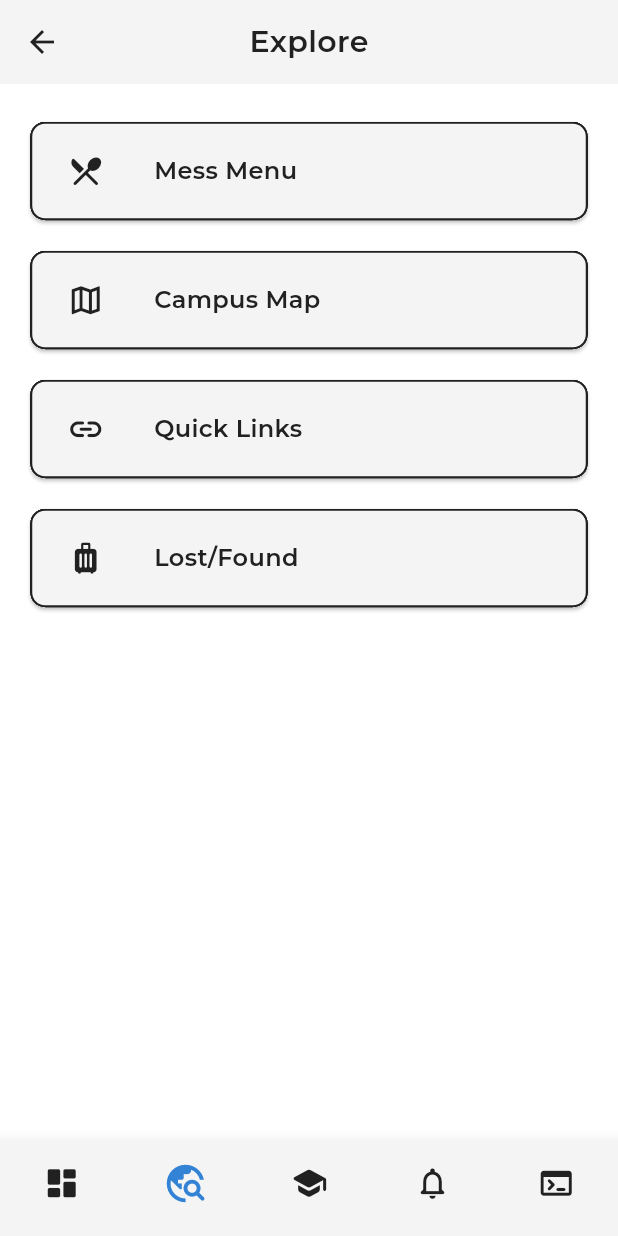
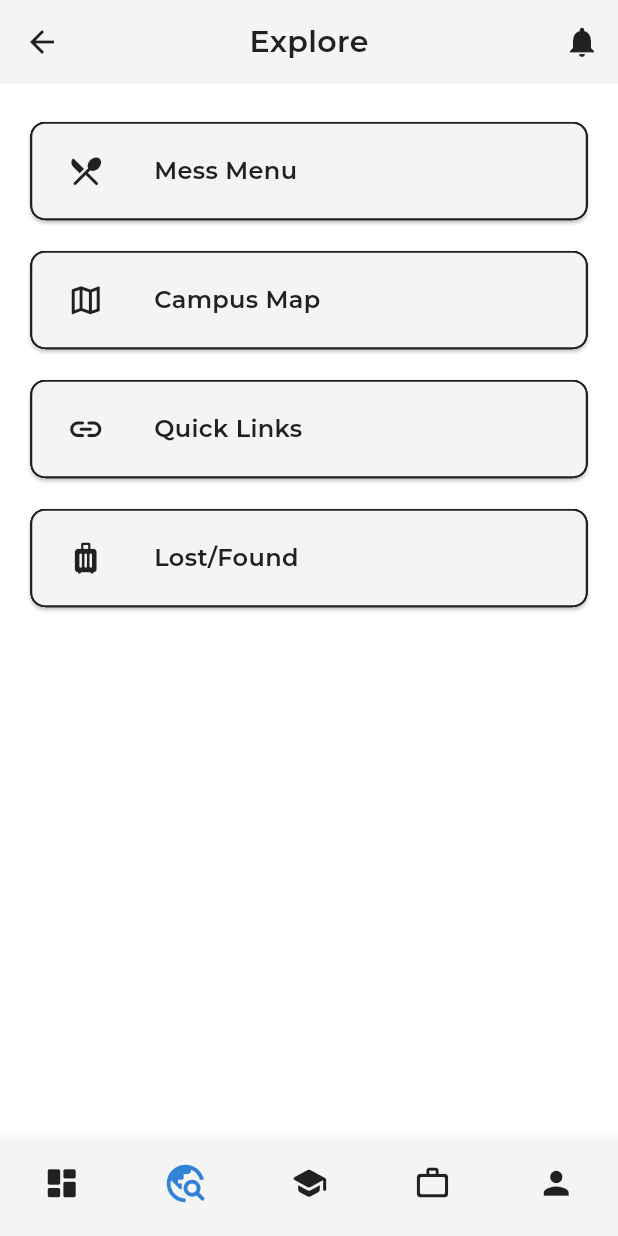
Before and after one commit to harshyadav028/InstituteApp, a Flutter app: the HomePage screen opened directly with empty values, item 2 of the bottom bar chosen, on a phone screen of 412 x 824 dp. Run offline on Flutter 3.47's test engine with Material 3 defaults, Android fonts, the phone set to English and light mode, and no system bars; our stand-ins replace bloc, equatable, flutter_bloc, flutter_dotenv, flutter_secure_storage, fluttertoast and 2 more; missing offline and left inert: mongo_dart, syncfusion_flutter_core, syncfusion_flutter_pdfviewer; accounts and stored records are empty.

Commit message:
Notification icon and Job Portal at nav bar.

```diff
--- a/lib/config/routes/routes_consts.dart
+++ b/lib/config/routes/routes_consts.dart
@@ -8,6 +8,8 @@ class UhlLinkRoutesNames {
   static const String updatePassword = 'update_password';
 
   static const String home = 'home';
+
+  static const String notifications = 'notifications';
 
   // Explore
   static const String messMenuPage = 'mess_menu_page';
--- a/lib/features/home/presentation/pages/home.dart
+++ b/lib/features/home/presentation/pages/home.dart
@@ -2,8 +2,9 @@ import 'package:flutter/material.dart';
 import 'package:uhl_link/features/home/presentation/pages/academics.dart';
 import 'package:uhl_link/features/home/presentation/pages/dashboard.dart';
 import 'package:uhl_link/features/home/presentation/pages/explore.dart';
-import 'package:uhl_link/features/home/presentation/pages/notifications.dart';
+import 'package:uhl_link/features/home/presentation/widgets/notifications.dart';
 import 'package:uhl_link/features/home/presentation/pages/profile.dart';
+import 'package:uhl_link/features/home/presentation/pages/job_portal_page.dart';
 
 class HomePage extends StatefulWidget {
   final bool isGuest;
@@ -21,7 +22,7 @@ class _HomePageState extends State<HomePage> {
     "Dashboard",
     "Explore",
     "Academics",
-    "Notifications",
+    "Job Portal",
     "Profile",
   ];
 
@@ -31,7 +32,8 @@ class _HomePageState extends State<HomePage> {
       Dashboard(isGuest: widget.isGuest),
       Explore(isGuest: widget.isGuest),
       Academics(isGuest: widget.isGuest, user: widget.user),
-      Notifications(isGuest: widget.isGuest),
+      // Notifications(isGuest: widget.isGuest),
+      JobPortalPage(),
       Profile(isGuest: widget.isGuest, user: widget.user),
     ];
     return Scaffold(
@@ -39,6 +41,21 @@ class _HomePageState extends State<HomePage> {
         backgroundColor: Theme.of(context).cardColor,
         title: Text(homePageTitles[currentBottomBarIndex],
             style: Theme.of(context).textTheme.bodyMedium),
+        actions: [
+          IconButton(
+            icon: const Icon(Icons.notifications),
+            onPressed: () {
+              // Navigate to the Notification Page
+              Navigator.push(
+                context,
+                MaterialPageRoute(builder: (context) => Notifications(isGuest: widget.isGuest,)),
+              );
+              // onPressed: () {
+              //   context.go('/notifications'); // Navigate to the notifications page
+              // };
+            },
+          ),
+        ],
         centerTitle: true,
       ),
       resizeToAvoidBottomInset: false,
@@ -62,7 +79,7 @@ class _HomePageState extends State<HomePage> {
           showSelectedLabels: false,
           showUnselectedLabels: false,
           selectedIconTheme:
-              IconThemeData(size: 30, color: Theme.of(context).primaryColor),
+          IconThemeData(size: 30, color: Theme.of(context).primaryColor),
           unselectedIconTheme: IconThemeData(
               size: 25, color: Theme.of(context).colorScheme.onSurface),
           items: const [
@@ -73,10 +90,9 @@ class _HomePageState extends State<HomePage> {
             BottomNavigationBarItem(
                 icon: Icon(Icons.school_rounded), label: "Academics"),
             BottomNavigationBarItem(
-                icon: Icon(Icons.notifications_none_rounded),
-                label: "Notifications"),
+                icon: Icon(Icons.work_outline_rounded), label: "Job Portal"),
             BottomNavigationBarItem(
-                icon: Icon(Icons.terminal_rounded), label: "Profile"),
+                icon: Icon(Icons.person), label: "Profile"),
           ]),
     );
   }
```
Also changed, not shown: lib/config/routes/routes.dart (+10 -1 lines), lib/features/home/presentation/pages/academics.dart (+6 -6 lines), lib/features/home/presentation/pages/job_portal_page.dart (renamed from lib/features/home/presentation/widgets/job_portal_page.dart, +0 -7 lines), lib/features/home/presentation/widgets/notifications.dart (renamed from lib/features/home/presentation/pages/notifications.dart, +7 -1 lines).
